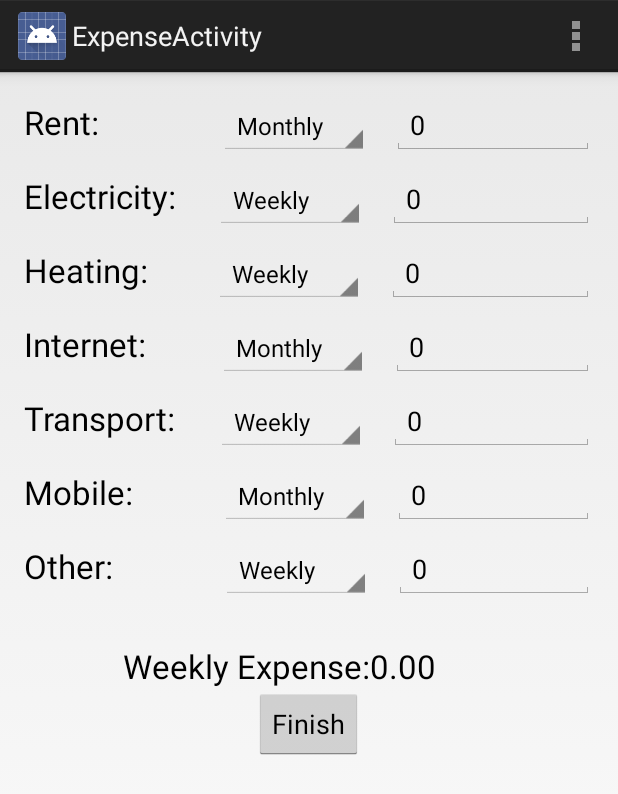
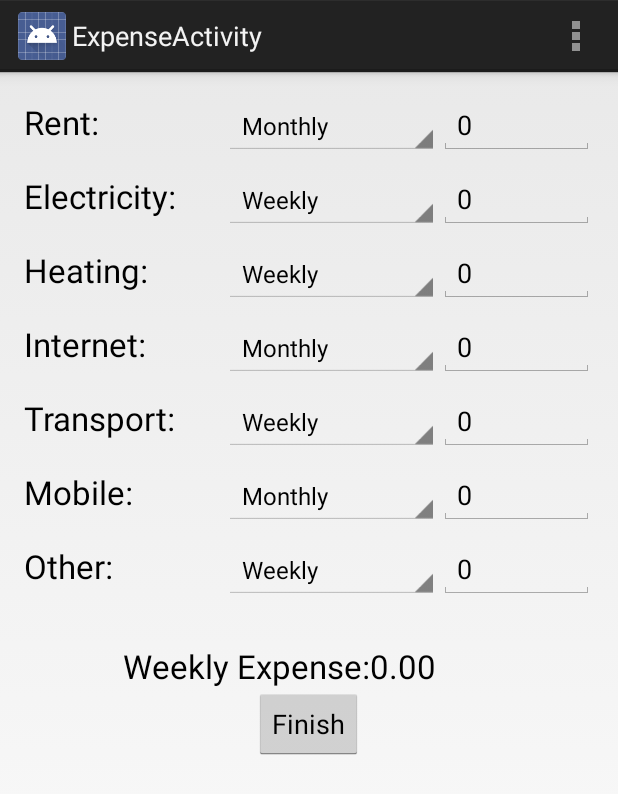
Before and after one commit to wmolyneux/StudentBudgetAppCS394, an Android app: the ExpenseActivity screen opened directly, with no data from a screen before it, on a phone screen of 412 x 824 dp. Shown: the top 794 px of the screen. Run offline under Robolectric (Android 15) with nearby library versions, the phone set to English and light mode, and no system bars.

Commit message:
- redesigned user interface layouts to account for the change in characters of text when language is changed - settings menu is now functional from any location in the application

```diff
--- a/StudentBudgetApplication/src/main/java/uk/ac/aber/dcs/wim2/studentbudgetapplication/activities/ExpenseActivity.java
+++ b/StudentBudgetApplication/src/main/java/uk/ac/aber/dcs/wim2/studentbudgetapplication/activities/ExpenseActivity.java
@@ -1,11 +1,13 @@
 package uk.ac.aber.dcs.wim2.studentbudgetapplication.activities;
 
+import android.content.Context;
 import android.content.Intent;
 import android.os.Bundle;
 import android.app.Activity;
 import android.text.Editable;
 import android.text.TextWatcher;
 import android.view.Menu;
+import android.view.MenuItem;
 import android.view.View;
 import android.widget.AdapterView;
 import android.widget.Button;
@@ -44,6 +46,7 @@ public class ExpenseActivity extends Activity implements View.OnClickListener, A
 
     private Detail detail;
     private SQLiteDatabaseHelper db;
+    private Context context;
 
 
 
@@ -51,6 +54,7 @@ public class ExpenseActivity extends Activity implements View.OnClickListener, A
     protected void onCreate(Bundle savedInstanceState) {
         super.onCreate(savedInstanceState);
         setContentView(R.layout.activity_expense);
+        context = this;
         detail = (Detail) getIntent().getSerializableExtra("detail");
         registerViews();
 
@@ -99,9 +103,30 @@ public class ExpenseActivity extends Activity implements View.OnClickListener, A
     }
 
     @Override
+    public void onActivityResult(int requestCode, int resultCode, Intent data) {
+        super.onActivityResult(requestCode, resultCode, data);
+        FragmentUtilities.refreshPreferences(this);
+        Intent i = getIntent();
+        finish();
+        startActivity(i);
+    }
+
+
+    @Override
     public boolean onCreateOptionsMenu(Menu menu) {
         // Inflate the menu; this adds items to the action bar if it is present.
-        getMenuInflater().inflate(R.menu.expense, menu);
+        getMenuInflater().inflate(R.menu.detail, menu);
+        MenuItem settings = menu.findItem(R.id.action_settings);
+        if(settings != null){
+            settings.setOnMenuItemClickListener(new MenuItem.OnMenuItemClickListener() {
+                @Override
+                public boolean onMenuItemClick(MenuItem menuItem) {
+                    Intent intent = new Intent(context, SettingsActivity.class);
+                    startActivityForResult(intent, 0);
+                    return true;
+                }
+            });
+        }
         return true;
     }
 
--- a/StudentBudgetApplication/src/main/java/uk/ac/aber/dcs/wim2/studentbudgetapplication/activities/TransactionActivity.java
+++ b/StudentBudgetApplication/src/main/java/uk/ac/aber/dcs/wim2/studentbudgetapplication/activities/TransactionActivity.java
@@ -44,10 +44,10 @@ public class TransactionActivity extends Activity implements View.OnClickListene
         amount.setText(FragmentUtilities.getCurrency(this)+ BalanceUtilities.getValueAs2dpString(transaction.getAmount()));
         shortDesc.setText(transaction.getShortDesc());
         if(!transaction.getType().equalsIgnoreCase("minus")){
-            type.setText("Income");
+            type.setText(this.getString(R.string.transaction_expense));
         }
         else{
-            type.setText("Expense");
+            type.setText(this.getString(R.string.history_income));
         }
         category.setText(getResources().obtainTypedArray(R.array.categories).getString(transaction.getCategory()));
         date.setText(transaction.getDate());
--- a/StudentBudgetApplication/src/main/res/layout/activity_expense.xml
+++ b/StudentBudgetApplication/src/main/res/layout/activity_expense.xml
@@ -20,27 +20,28 @@
                 android:layout_marginBottom="10dp">
 
             <TextView
-                    android:layout_width="wrap_content"
+                    android:layout_width="0dp"
                     android:layout_height="wrap_content"
                     android:textAppearance="?android:attr/textAppearanceLarge"
                     android:text="@string/expense_rent"
-                    android:id="@+id/textView"/>
+                    android:id="@+id/textView"
+                    android:layout_weight="1.3"/>
 
             <Spinner
-                    android:layout_width="100dp"
+                    android:layout_width="0dp"
                     android:layout_height="37dp"
                     android:id="@+id/rentSpinner"
                     android:entries="@array/monthly_yearly"
-                    android:layout_marginLeft="80dp"/>
+                    android:layout_weight="1.4"/>
 
             <EditText
-                    android:layout_width="wrap_content"
+                    android:layout_width="0dp"
                     android:layout_height="wrap_content"
                     android:inputType="number"
                     android:ems="10"
                     android:id="@+id/rentAmount"
-                    android:layout_marginLeft="15dp"
-                    android:text="0"/>
+                    android:text="0"
+                    android:layout_weight="1"/>
         </LinearLayout>
 
         <LinearLayout
@@ -50,27 +51,28 @@
                 android:layout_marginBottom="10dp">
 
             <TextView
-                    android:layout_width="wrap_content"
+                    android:layout_width="0dp"
                     android:layout_height="wrap_content"
                     android:textAppearance="?android:attr/textAppearanceLarge"
                     android:text="@string/expense_electricity"
-                    android:id="@+id/textView2"/>
+                    android:id="@+id/textView2"
+                    android:layout_weight="1.3"/>
 
             <Spinner
-                    android:layout_width="100dp"
+                    android:layout_width="0dp"
                     android:layout_height="37dp"
                     android:id="@+id/electricitySpinner"
-                    android:layout_marginLeft="26dp"
-                    android:entries="@array/weekly_monthly"/>
+                    android:entries="@array/weekly_monthly"
+                    android:layout_weight="1.4"/>
 
             <EditText
-                    android:layout_width="wrap_content"
+                    android:layout_width="0dp"
                     android:layout_height="wrap_content"
                     android:inputType="number"
                     android:ems="10"
                     android:id="@+id/electricityAmount"
-                    android:layout_marginLeft="15dp"
-                    android:text="0"/>
+                    android:text="0"
+                    android:layout_weight="1"/>
         </LinearLayout>
 
         <LinearLayout
@@ -80,27 +82,28 @@
                 android:layout_marginBottom="10dp">
 
             <TextView
-                    android:layout_width="wrap_content"
+                    android:layout_width="0dp"
                     android:layout_height="wrap_content"
                     android:textAppearance="?android:attr/textAppearanceLarge"
                     android:text="@string/expense_heating"
-                    android:id="@+id/textView3"/>
+                    android:id="@+id/textView3"
+                    android:layout_weight="1.3"/>
 
             <Spinner
-                    android:layout_width="100dp"
+                    android:layout_width="0dp"
                     android:layout_height="37dp"
                     android:id="@+id/heatingSpinner"
-                    android:layout_marginLeft="44dp"
-                    android:entries="@array/weekly_monthly"/>
+                    android:entries="@array/weekly_monthly"
+                    android:layout_weight="1.4"/>
 
             <EditText
-                    android:layout_width="wrap_content"
+                    android:layout_width="0dp"
                     android:layout_height="wrap_content"
                     android:inputType="number"
                     android:ems="10"
                     android:id="@+id/heatingAmount"
-                    android:layout_marginLeft="15dp"
-                    android:text="0"/>
+                    android:text="0"
+                    android:layout_weight="1"/>
         </LinearLayout>
 
         <LinearLayout
@@ -110,27 +113,28 @@
                 android:layout_marginBottom="10dp">
 
             <TextView
-                    android:layout_width="wrap_content"
+                    android:layout_width="0dp"
                     android:layout_height="wrap_content"
                     android:textAppearance="?android:attr/textAppearanceLarge"
                     android:text="@string/expense_internet"
-                    android:id="@+id/textView4"/>
+                    android:id="@+id/textView4"
+                    android:layout_weight="1.3"/>
 
             <Spinner
-                    android:layout_width="100dp"
+                    android:layout_width="0dp"
                     android:layout_height="37dp"
                     android:id="@+id/internetSpinner"
-                    android:layout_marginLeft="48dp"
-                    android:entries="@array/monthly_yearly"/>
+                    android:entries="@array/monthly_yearly"
+                    android:layout_weight="1.4"/>
 
             <EditText
-                    android:layout_width="wrap_content"
+                    android:layout_width="0dp"
                     android:layout_height="wrap_content"
                     android:inputType="number"
                     android:ems="10"
                     android:id="@+id/internetAmount"
-                    android:layout_marginLeft="15dp"
-                    android:text="0"/>
+                    android:text="0"
+                    android:layout_weight="1"/>
         </LinearLayout>
 
         <LinearLayout
@@ -140,27 +144,29 @@
                 android:layout_marginBottom="10dp">
 
             <TextView
-                    android:layout_width="wrap_content"
+                    android:layout_width="0dp"
                     android:layout_height="wrap_content"
                     android:textAppearance="?android:attr/textAppearanceLarge"
                     android:text="@string/expense_transport"
-                    android:id="@+id/textView6"/>
+                    android:id="@+id/textView6"
+                    android:layout_weight="1.3"
+                    />
 
             <Spinner
-                    android:layout_width="100dp"
+                    android:layout_width="0dp"
                     android:layout_height="37dp"
                     android:id="@+id/transportSpinner"
-                    android:layout_marginLeft="27dp"
-                    android:entries="@array/weekly_monthly_yearly"/>
+                    android:entries="@array/weekly_monthly_yearly"
+                    android:layout_weight="1.4"/>
 
             <EditText
-                    android:layout_width="wrap_content"
+                    android:layout_width="0dp"
                     android:layout_height="wrap_content"
                     android:inputType="number"
                     android:ems="10"
                     android:id="@+id/transportAmount"
-                    android:layout_marginLeft="15dp"
-                    android:text="0"/>
+                    android:text="0"
+                    android:layout_weight="1"/>
         </LinearLayout>
 
         <LinearLayout
@@ -170,27 +176,28 @@
                 android:layout_marginBottom="10dp">
 
             <TextView
-                    android:layout_width="wrap_content"
+                    android:layout_width="0dp"
                     android:layout_height="wrap_content"
                     android:textAppearance="?android:attr/textAppearanceLarge"
                     android:text="@string/expense_mobile"
-                    android:id="@+id/textView7"/>
+                    android:id="@+id/textView7"
+                    android:layout_weight="1.3"/>
 
             <Spinner
-                    android:layout_width="100dp"
+                    android:layout_width="0dp"
                     android:layout_height="37dp"
                     android:id="@+id/mobileSpinner"
-                    android:layout_marginLeft="58dp"
-                    android:entries="@array/monthly_yearly"/>
+                    android:entries="@array/monthly_yearly"
+                    android:layout_weight="1.4"/>
 
             <EditText
-                    android:layout_width="wrap_content"
+                    android:layout_width="0dp"
                     android:layout_height="wrap_content"
                     android:inputType="number"
                     android:ems="10"
                     android:id="@+id/mobileAmount"
-                    android:layout_marginLeft="15dp"
-                    android:text="0"/>
+                    android:text="0"
+                    android:layout_weight="1"/>
         </LinearLayout>
 
         <LinearLayout
@@ -200,27 +207,28 @@
                 android:layout_marginBottom="10dp">
 
             <TextView
-                    android:layout_width="wrap_content"
+                    android:layout_width="0dp"
                     android:layout_height="wrap_content"
                     android:textAppearance="?android:attr/textAppearanceLarge"
                     android:text="@string/expense_other"
-                    android:id="@+id/textView8"/>
+                    android:id="@+id/textView8"
+                    android:layout_weight="1.3"/>
 
             <Spinner
-                    android:layout_width="100dp"
+                    android:layout_width="0dp"
                     android:layout_height="37dp"
                     android:id="@+id/otherSpinner"
-                    android:layout_marginLeft="72dp"
-                    android:entries="@array/weekly_monthly_yearly"/>
+                    android:entries="@array/weekly_monthly_yearly"
+                    android:layout_weight="1.4"/>
 
             <EditText
-                    android:layout_width="wrap_content"
+                    android:layout_width="0dp"
                     android:layout_height="wrap_content"
                     android:inputType="number"
                     android:ems="10"
                     android:id="@+id/otherAmount"
-                    android:layout_marginLeft="15dp"
-                    android:text="0"/>
+                    android:text="0"
+                    android:layout_weight="1"/>
         </LinearLayout>
 
         <LinearLayout
```
Also changed, not shown: StudentBudgetApplication/src/main/java/uk/ac/aber/dcs/wim2/studentbudgetapplication/activities/BudgetPeriodActivity.java (+27 -1 lines), StudentBudgetApplication/src/main/java/uk/ac/aber/dcs/wim2/studentbudgetapplication/activities/EnterActivity.java (+24 -10 lines), StudentBudgetApplication/src/main/java/uk/ac/aber/dcs/wim2/studentbudgetapplication/activities/IncomeActivity.java (+26 -2 lines), StudentBudgetApplication/src/main/java/uk/ac/aber/dcs/wim2/studentbudgetapplication/utils/HistoryArrayAdapter.java (+11 -11 lines), StudentBudgetApplication/src/main/res/layout/activity_budget_dates.xml (+21 -13 lines), StudentBudgetApplication/src/main/res/layout/activity_income.xml (+36 -31 lines), StudentBudgetApplication/src/main/res/layout/activity_transaction.xml (+10 -5 lines), StudentBudgetApplication/src/main/res/layout/fragment_budgets.xml (+11 -11 lines), StudentBudgetApplication/src/main/res/layout/fragment_overview.xml (+8 -5 lines), StudentBudgetApplication/src/main/res/layout/fragment_transactions.xml (+23 -20 lines), 1 other file.
